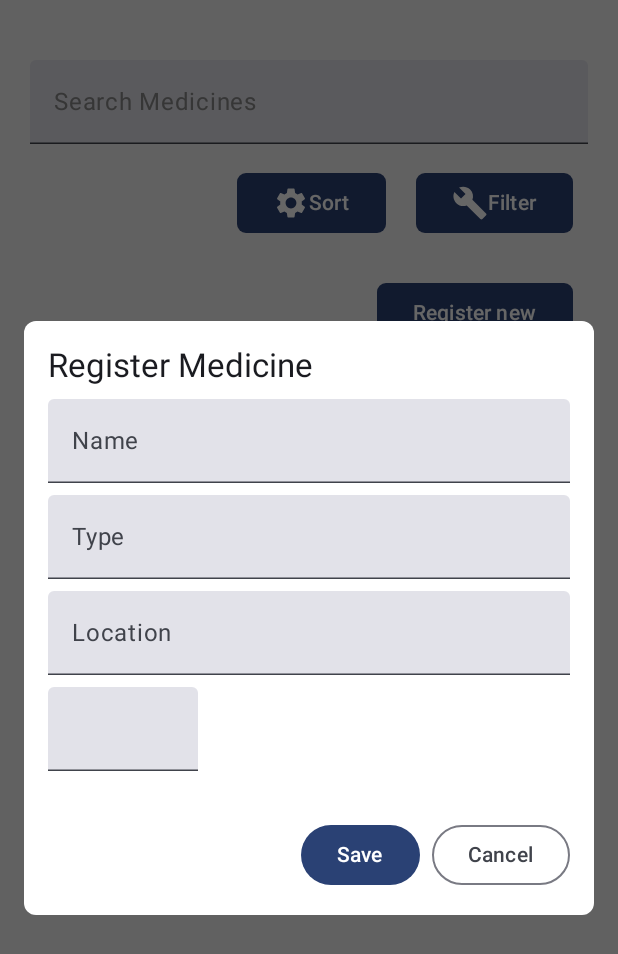
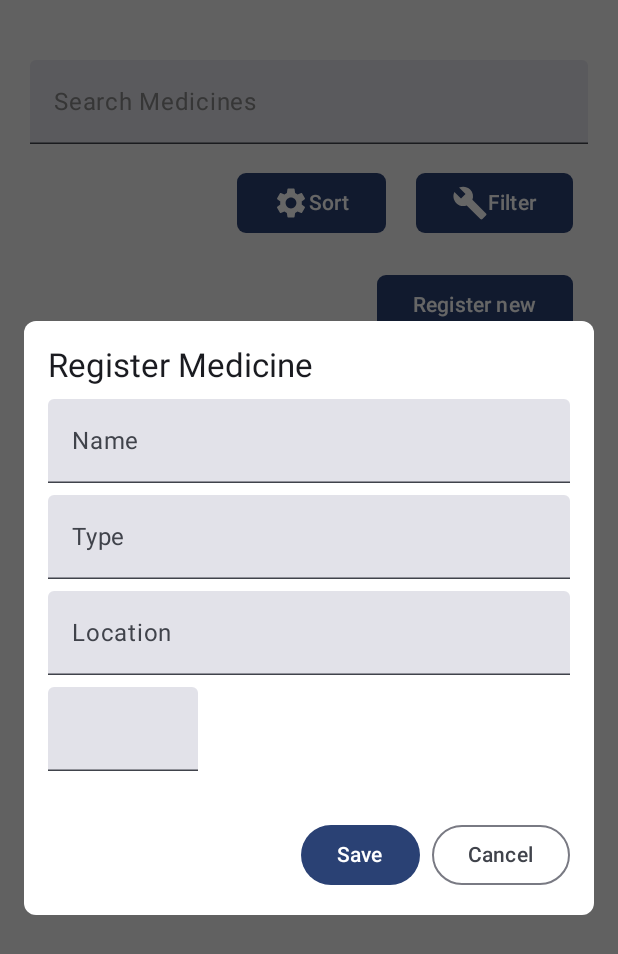
Before and after one commit to sofmlopes/Project-CM, an Android app built with Jetpack Compose: the composable Medicine shown on its own in the app's theme, after a tap on "Register new", on a phone screen of 412 x 824 dp. Shown: the top 954 px of the screen. Run offline under Robolectric (Android 15) with nearby library versions, the phone set to English and light mode, and no system bars; our stand-ins replace Firebase (no records; nobody signed in at launch, a user with empty details on screens opened directly).

Commit message:
Visual changes

```diff
--- a/app/src/main/java/com/example/walkingundead/screens/Medicine.kt
+++ b/app/src/main/java/com/example/walkingundead/screens/Medicine.kt
@@ -129,10 +129,9 @@ fun Medicine() {
                 }
             }
 
-            Spacer(Modifier.height(5.dp))
-
             Row(
                 modifier = Modifier.fillMaxWidth(),
+                verticalAlignment = Alignment.CenterVertically,
                 horizontalArrangement = Arrangement.End
             ) {
                 Button(
@@ -141,15 +140,11 @@ fun Medicine() {
                     shape = RoundedCornerShape(6.dp),
                     onClick = {
                         isDialogVisible = true
-
-                        database.addNewMedicineEntry(name, type, location, quantity)
                     }
                 ) {
                     Text("Register new")
                 }
             }
-
-            Spacer(Modifier.height(5.dp))
 
             // Medicine List (List of medicines)
             Column(
```
